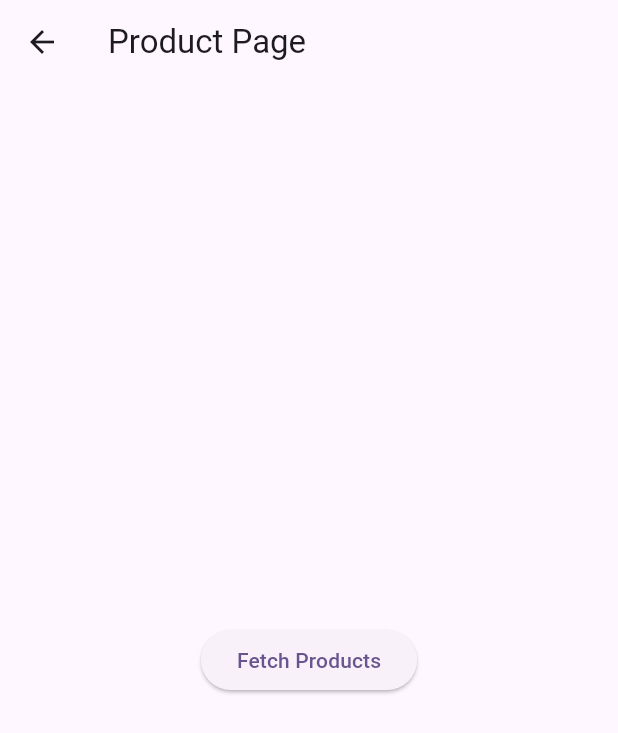
After one commit to premsingh01/bloc, a Flutter app: the ProductPageScreen screen opened directly, on a phone screen of 412 x 824 dp. The commit adds this screen. Shown: the top 733 px of the screen. Run offline on Flutter 3.47's test engine with Material 3 defaults, Android fonts, the light colour scheme and no system bars; our stand-ins replace bloc, dio, equatable, flutter_bloc, image_picker.

Commit message:
added product page module(integrated api)

```diff
--- a/lib/bloc/favourite_app/favourite_app_bloc.dart
+++ b/lib/bloc/favourite_app/favourite_app_bloc.dart
@@ -1,7 +1,7 @@
 import 'package:bloc_study/bloc/favourite_app/favourite_app_event.dart';
 import 'package:bloc_study/bloc/favourite_app/favourite_app_state.dart';
 import 'package:bloc_study/model/favourite_app/favourite_item_model.dart';
-import 'package:bloc_study/repository/favourite_app_repository.dart';
+import 'package:bloc_study/repository/favourite_app/favourite_app_repository.dart';
 import 'package:flutter_bloc/flutter_bloc.dart';
 
 class FavouriteAppBloc extends Bloc<FavouriteAppEvent, FavouriteAppState> {
--- /dev/null
+++ b/lib/bloc/product_page/product_page_bloc.dart
@@ -0,0 +1,27 @@
+import 'package:bloc_study/bloc/product_page/product_page_event.dart';
+import 'package:bloc_study/bloc/product_page/product_page_state.dart';
+import 'package:bloc_study/model/product_page/product_page_model.dart';
+import 'package:bloc_study/repository/product_page/product_page_repository.dart';
+import 'package:flutter/material.dart';
+import 'package:flutter_bloc/flutter_bloc.dart';
+
+class ProductPageBloc extends Bloc<ProductPageEvent, ProductPageState> {
+  ProductPageRepository productPageRepository;
+  ProductPageBloc(this.productPageRepository)
+    : super(ProductPageInitialState()) {
+    on<FetchProduct>(_fetchProduct);
+  }
+
+  _fetchProduct(FetchProduct event, Emitter<ProductPageState> emit) async {
+    emit(ProductPageLoadingState());
+
+    try {
+      final List<ProductPageModel> data =
+          await productPageRepository.fetchProductItems();
+      emit(ProductPageCompletedState().copyWith(productList: data));
+    } catch (e, stack) {
+      debugPrint(e.toString());
+      debugPrintStack(stackTrace: stack);
+    }
+  }
+}
--- /dev/null
+++ b/lib/bloc/product_page/product_page_event.dart
@@ -0,0 +1,12 @@
+import 'package:equatable/equatable.dart';
+
+sealed class ProductPageEvent extends Equatable {
+  const ProductPageEvent();
+
+  @override
+  List<Object?> get props => [];
+}
+
+class FetchProduct extends ProductPageEvent {
+  const FetchProduct();
+}
--- /dev/null
+++ b/lib/bloc/product_page/product_page_state.dart
@@ -0,0 +1,27 @@
+import 'package:bloc_study/model/product_page/product_page_model.dart';
+import 'package:equatable/equatable.dart';
+
+sealed class ProductPageState extends Equatable {
+  const ProductPageState();
+
+  @override
+  List<Object?> get props => [];
+}
+
+class ProductPageInitialState extends ProductPageState {}
+
+class ProductPageLoadingState extends ProductPageState {}
+
+class ProductPageCompletedState extends ProductPageState {
+  final List<ProductPageModel> productList;
+  const ProductPageCompletedState({this.productList = const []});
+
+  ProductPageCompletedState copyWith({List<ProductPageModel>? productList}) {
+    return ProductPageCompletedState(productList: productList ?? this.productList);
+  }
+
+  @override
+  List<Object?> get props => [];
+}
+
+class ProductPageFailureState extends ProductPageState {}
--- /dev/null
+++ b/lib/model/product_page/product_page_model.dart
@@ -0,0 +1,69 @@
+import 'dart:convert';
+
+class ProductPageModel {
+    int? id;
+    String? title;
+    double? price;
+    String? description;
+    String? category;
+    String? image;
+    Rating? rating;
+
+    ProductPageModel({
+        this.id,
+        this.title,
+        this.price,
+        this.description,
+        this.category,
+        this.image,
+        this.rating,
+    });
+
+    factory ProductPageModel.fromRawJson(String str) => ProductPageModel.fromJson(json.decode(str));
+
+    String toRawJson() => json.encode(toJson());
+
+    factory ProductPageModel.fromJson(Map<String, dynamic> json) => ProductPageModel(
+        id: json["id"],
+        title: json["title"],
+        price: json["price"]?.toDouble(),
+        description: json["description"],
+        category: json["category"],
+        image: json["image"],
+        rating: json["rating"] == null ? null : Rating.fromJson(json["rating"]),
+    );
+
+    Map<String, dynamic> toJson() => {
+        "id": id,
+        "title": title,
+        "price": price,
+        "description": description,
+        "category": category,
+        "image": image,
+        "rating": rating?.toJson(),
+    };
+}
+
+class Rating {
+    double? rate;
+    int? count;
+
+    Rating({
+        this.rate,
+        this.count,
+    });
+
+    factory Rating.fromRawJson(String str) => Rating.fromJson(json.decode(str));
+
+    String toRawJson() => json.encode(toJson());
+
+    factory Rating.fromJson(Map<String, dynamic> json) => Rating(
+        rate: json["rate"]?.toDouble(),
+        count: json["count"],
+    );
+
+    Map<String, dynamic> toJson() => {
+        "rate": rate,
+        "count": count,
+    };
+}
--- /dev/null
+++ b/lib/network/Api_client/api_client.dart
@@ -0,0 +1,72 @@
+import 'package:dio/dio.dart';
+
+class ApiClient {
+  final Dio _dio;
+
+  ApiClient({String? baseUrl})
+      : _dio = Dio(
+          BaseOptions(
+            baseUrl: baseUrl ?? 'https://fakestoreapi.com', // Replace with your base URL
+            connectTimeout: const Duration(seconds: 10),
+            receiveTimeout: const Duration(seconds: 10),
+            headers: {
+              'Content-Type': 'application/json',
+              'Accept': 'application/json',
+            },
+          ),
+        ) {
+    _dio.interceptors.add(LogInterceptor(
+      requestBody: true,
+      responseBody: true,
+    ));
+  }
+
+  /// GET request
+  Future<Response> get(String path, {Map<String, dynamic>? queryParams}) async {
+    try {
+      return await _dio.get(path, queryParameters: queryParams);
+    } on DioException catch (e) {
+      throw _handleError(e);
+    }
+  }
+
+  /// POST request
+  Future<Response> post(String path, {Map<String, dynamic>? data}) async {
+    try {
+      return await _dio.post(path, data: data);
+    } on DioException catch (e) {
+      throw _handleError(e);
+    }
+  }
+
+  /// PUT request
+  Future<Response> put(String path, {Map<String, dynamic>? data}) async {
+    try {
+      return await _dio.put(path, data: data);
+    } on DioException catch (e) {
+      throw _handleError(e);
+    }
+  }
+
+  /// DELETE request
+  Future<Response> delete(String path) async {
+    try {
+      return await _dio.delete(path);
+    } on DioException catch (e) {
+      throw _handleError(e);
+    }
+  }
+
+  /// Error handler
+  Exception _handleError(DioException e) {
+    if (e.type == DioExceptionType.connectionTimeout) {
+      return Exception("Connection timeout");
+    } else if (e.type == DioExceptionType.receiveTimeout) {
+      return Exception("Receive timeout");
+    } else if (e.response != null) {
+      return Exception("Server error: ${e.response?.statusCode} ${e.response?.statusMessage}");
+    } else {
+      return Exception("Unexpected error: ${e.message}");
+    }
+  }
+}
--- /dev/null
+++ b/lib/repository/product_page/product_page_repository.dart
@@ -0,0 +1,17 @@
+import 'package:bloc_study/model/product_page/product_page_model.dart';
+import 'package:bloc_study/network/Api_client/api_client.dart';
+
+class ProductPageRepository {
+  Future fetchProductItems() async {
+    final response = await ApiClient().get("/products");
+    if (response.statusCode == 200) {
+      List<ProductPageModel> productList = [];
+      response.data.forEach((element) {
+        productList.add(ProductPageModel.fromJson(element));
+      });
+      return productList;
+    } else {
+      throw Exception('Failed to products');
+    }
+  }
+}
--- a/lib/ui/favourite_app/favourite_app_screen.dart
+++ b/lib/ui/favourite_app/favourite_app_screen.dart
@@ -2,7 +2,7 @@ import "package:bloc_study/bloc/favourite_app/favourite_app_bloc.dart";
 import "package:bloc_study/bloc/favourite_app/favourite_app_event.dart";
 import "package:bloc_study/bloc/favourite_app/favourite_app_state.dart";
 import "package:bloc_study/model/favourite_app/favourite_item_model.dart";
-import "package:bloc_study/repository/favourite_app_repository.dart";
+import "package:bloc_study/repository/favourite_app/favourite_app_repository.dart";
 import "package:flutter/material.dart";
 import "package:flutter_bloc/flutter_bloc.dart";
 
--- /dev/null
+++ b/lib/ui/product_page/product_page_screen.dart
@@ -0,0 +1,115 @@
+import 'package:bloc_study/bloc/product_page/product_page_bloc.dart';
+import 'package:bloc_study/bloc/product_page/product_page_event.dart';
+import 'package:bloc_study/bloc/product_page/product_page_state.dart';
+import 'package:bloc_study/repository/product_page/product_page_repository.dart';
+import 'package:flutter/material.dart';
+import 'package:flutter_bloc/flutter_bloc.dart';
+
+class ProductPageScreen extends StatelessWidget {
+  const ProductPageScreen({super.key});
+
+  @override
+  Widget build(BuildContext context) {
+    // context.read<ProductPageBloc>().add(FetchProduct());
+    return BlocProvider(
+      create: (_) => ProductPageBloc(ProductPageRepository()),
+      child: Scaffold(
+        appBar: AppBar(title: const Text("Product Page")),
+        body: Builder(
+          builder: (context) {
+            return RefreshIndicator(
+              onRefresh: () async {
+                context.read<ProductPageBloc>().add(FetchProduct());
+
+              },
+              child: BlocBuilder<ProductPageBloc, ProductPageState>(
+                builder: (context, state) {
+                  switch (state) {
+                    case ProductPageInitialState():
+                      return Center(
+                        child: ElevatedButton(
+                          onPressed: () {
+                            context.read<ProductPageBloc>().add(FetchProduct());
+                          },
+                          child: const Text("Fetch Products"),
+                        ),
+                      );
+                    case ProductPageLoadingState():
+                      return Center(child: CircularProgressIndicator());
+                    case ProductPageCompletedState():
+                      return ListView.separated(
+                        separatorBuilder:
+                            (context, index) => const SizedBox(height: 15),
+                        itemCount: state.productList.length,
+                        itemBuilder: (context, index) {
+                          final item = state.productList[index];
+                          return Card(
+                            color: Colors.grey.shade300,
+                            margin: const EdgeInsets.all(15),
+                            child: Padding(
+                              padding: const EdgeInsets.all(15),
+                              child: Column(
+                                crossAxisAlignment: CrossAxisAlignment.start,
+                                children: [
+                                  RichText(
+                                    text: TextSpan(
+                                      children: [
+                                        const TextSpan(
+                                          text: "Id:\t",
+                                          style: TextStyle(color: Colors.black),
+                                        ),
+                                        TextSpan(
+                                          text: item.id.toString(),
+                                          style: TextStyle(color: Colors.black),
+                                        ),
+                                      ],
+                                    ),
+                                  ),
+                                  const SizedBox(height: 10),
+                                  Text(
+                                    "Title: ${item.title}",
+                                  ),
+                                  const SizedBox(height: 10),
+                                  Text("Price: 22.3"),
+                                  const SizedBox(height: 10),
+                                  Text(
+                                    "Description: ${item.description}"
+                                  ),
+                                  const SizedBox(height: 10),
+                                  Text("Category: ${item.category}"),
+                                  const SizedBox(height: 10),
+                                  Row(
+                                    mainAxisAlignment: MainAxisAlignment.start,
+                                    crossAxisAlignment: CrossAxisAlignment.center,
+                                    children: [
+                                      const Text("Image: "),
+                                      const SizedBox(width: 10),
+                                      CircleAvatar(
+                                        child: Image.network(
+                                          item.image ?? "",
+                                        ),
+                                      ),
+                                    ],
+                                  ),
+                                  Text("rate: ${item.rating?.rate ?? 0.0}"),
+                                  const SizedBox(height: 10),
+                                  Text("count: ${item.rating?.count ?? 0}"),
+                                  const SizedBox(height: 10),
+                                ],
+                              ),
+                            ),
+                          );
+                        },
+                      );
+                    case ProductPageFailureState():
+                      return const Text("Something went wrong");
+                  }
+                },
+              ),
+            );
+          }
+        ),
+      ),
+    );
+  }
+}
--- a/pubspec.yaml
+++ b/pubspec.yaml
@@ -38,6 +38,7 @@ dependencies:
   equatable: ^2.0.7
   bloc: ^9.0.0
   image_picker: ^1.1.2
+  dio: ^5.8.0+1
 
 dev_dependencies:
   flutter_test:
```
Also changed, not shown: lib/ui/dashboard.dart (+10 -0 lines), lib/repository/favourite_app/favourite_app_repository.dart (renamed from lib/repository/favourite_app_repository.dart), pubspec.lock, 3 other files.
